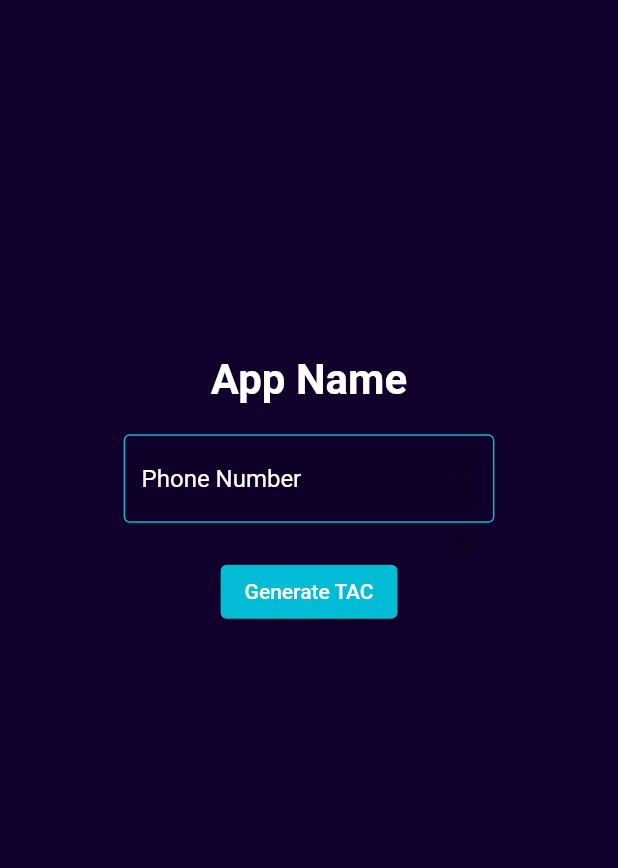
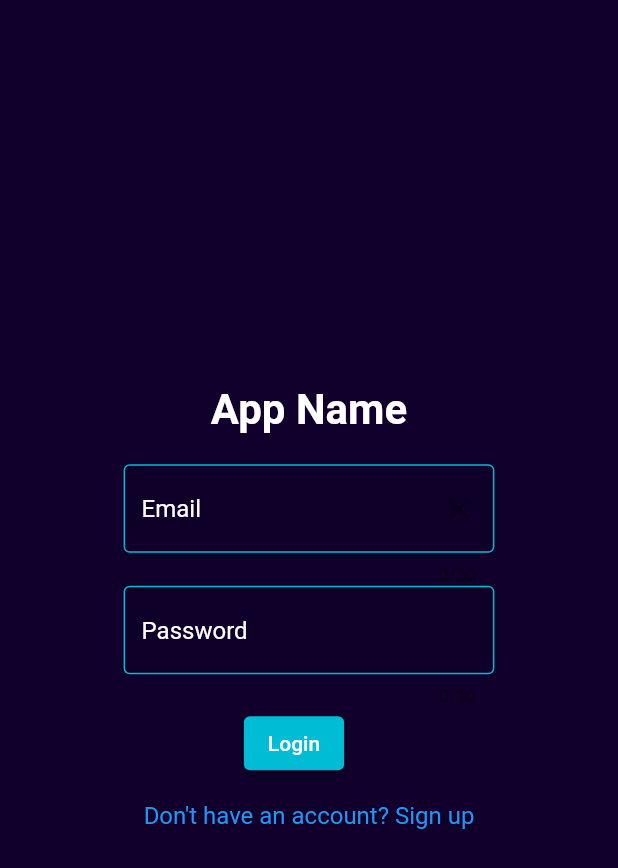
Before and after one commit to ChengCK18/parker-flutter, a Flutter app: the screen it shows after launch, on a phone screen of 412 x 824 dp. Shown: the top 868 px of the screen. Run offline on Flutter 3.47's test engine with Material 2 defaults, Android fonts, the light colour scheme and no system bars; our stand-ins replace cloud_firestore, firebase_auth, firebase_core; accounts and stored records are empty; generated files the repository leaves out were written again.

Commit message:
Changed from phone-based account to email-based account. Completed sign up page with firebase integration

```diff
--- a/lib/loginPage.dart
+++ b/lib/loginPage.dart
@@ -1,7 +1,8 @@
+import 'package:flutter/services.dart';
 import 'package:flutter/material.dart';
-import 'package:flutter/src/foundation/key.dart';
-import 'package:flutter/src/widgets/framework.dart';
 import 'package:parker/main.dart';
+import 'package:firebase_auth/firebase_auth.dart';
+import 'sign_up_page.dart';
 
 class LoginPage extends StatefulWidget {
   const LoginPage({Key? key}) : super(key: key);
@@ -11,12 +12,25 @@ class LoginPage extends StatefulWidget {
 }
 
 class _LoginPageState extends State<LoginPage> {
+  final emailInputControl = TextEditingController();
   bool dispTac = false;
 
-  void sendTac() {
-    print("Send TAC hereee");
-    dispTac = true;
-    setState(() {});
+  FirebaseAuth auth = FirebaseAuth.instance;
+
+  void loginVerification() {
+    print("Verify hereeee ${emailInputControl.text}");
+    Navigator.push(
+      context,
+      MaterialPageRoute(
+          builder: (context) => const MyHomePage(title: "The number here")),
+    );
+  }
+
+  void signUp() {
+    Navigator.push(
+      context,
+      MaterialPageRoute(builder: (context) => const SignUpPage()),
+    );
   }
 
   @override
@@ -29,8 +43,8 @@ class _LoginPageState extends State<LoginPage> {
             child: Column(
               mainAxisAlignment: MainAxisAlignment.center,
               children: [
-                Padding(
-                  padding: const EdgeInsets.only(bottom: 20),
+                const Padding(
+                  padding: EdgeInsets.only(bottom: 20),
                   child: Text(
                     "App Name",
                     style: TextStyle(fontSize: 28, fontWeight: FontWeight.bold),
@@ -40,55 +54,37 @@ class _LoginPageState extends State<LoginPage> {
                   width: MediaQuery.of(context).size.width * 0.6,
                   child: TextFormField(
                     maxLength: 30,
-                    controller: null,
+                    controller: emailInputControl,
                     textAlign: TextAlign.center,
-                    style: TextStyle(color: Colors.white),
+                    style: const TextStyle(color: Colors.white),
                     decoration: InputDecoration(
                       suffixIcon: IconButton(
                         onPressed: () {},
-                        icon: Icon(Icons.clear),
+                        icon: const Icon(Icons.clear),
                       ),
                       filled: true,
                       alignLabelWithHint: true,
-                      enabledBorder: OutlineInputBorder(
+                      enabledBorder: const OutlineInputBorder(
                         borderSide: BorderSide(color: Colors.cyan),
                       ),
                       //[focusedBorder], displayed when [TextField, InputDecorator.isFocused] is true
-                      focusedBorder: OutlineInputBorder(
+                      focusedBorder: const OutlineInputBorder(
                         borderSide: BorderSide(color: Colors.cyan),
                       ),
 
-                      labelText: 'Phone Number',
+                      labelText: 'Email',
                       labelStyle: TextStyle(color: Colors.white),
                     ),
                   ),
                 ),
-                Padding(
-                  padding: const EdgeInsets.only(bottom: 20),
-                  child: ElevatedButton(
-                    child: Text(
-                      "Generate TAC",
-                      style: TextStyle(fontSize: 14),
-                    ),
-                    onPressed: sendTac,
-                    style: ElevatedButton.styleFrom(
-                      primary: Colors.cyan, // background
-                      onPrimary: Colors.white, // foreground
-                    ),
-                  ),
-                ),
-                Visibility(
-                  maintainSize: true,
-                  maintainAnimation: true,
-                  maintainState: true,
-                  visible: dispTac,
-                  child: SizedBox(
+                SizedBox(
                   width: MediaQuery.of(context).size.width * 0.6,
                   child: TextFormField(
                     maxLength: 30,
+                    obscureText: true,
                     controller: null,
                     textAlign: TextAlign.center,
-                      style: TextStyle(color: Colors.white),
+                    style: const TextStyle(color: Colors.white),
                     decoration: const InputDecoration(
                       filled: true,
                       alignLabelWithHint: true,
@@ -100,39 +96,37 @@ class _LoginPageState extends State<LoginPage> {
                         borderSide: BorderSide(color: Colors.cyan),
                       ),
 
-                        labelText: 'TAC Code',
+                      labelText: 'Password',
                       labelStyle: TextStyle(color: Colors.white),
                     ),
                   ),
                 ),
-                ),
-                Visibility(
-                  maintainSize: true,
-                  maintainAnimation: true,
-                  maintainState: true,
-                  visible: dispTac,
-                  child: Padding(
-                    padding: const EdgeInsets.only(bottom: 20),
+                Padding(
+                  padding: const EdgeInsets.only(right: 20),
                   child: ElevatedButton(
-                      child: Text(
-                        "Login",
-                        style: TextStyle(fontSize: 14),
-                      ),
                     onPressed: () {
-                        Navigator.push(
-                          context,
-                          MaterialPageRoute(
-                              builder: (context) =>
-                                  const MyHomePage(title: "The number here")),
-                        );
+                      loginVerification();
                     },
                     style: ElevatedButton.styleFrom(
                       primary: Colors.cyan, // background
                       onPrimary: Colors.white, // foreground
                     ),
+                    child: const Text(
+                      "Login",
+                      style: TextStyle(fontSize: 14),
                     ),
                   ),
                 ),
+                Center(
+                    child: TextButton(
+                  style: TextButton.styleFrom(
+                    textStyle: const TextStyle(fontSize: 16),
+                  ),
+                  onPressed: () {
+                    signUp();
+                  },
+                  child: const Text('Don\'t have an account? Sign up'),
+                ))
               ],
             ),
           )),
@@ -141,18 +135,3 @@ class _LoginPageState extends State<LoginPage> {
     );
   }
 }
-
-/**
- * ElevatedButton(
-        onPressed: () {
-          print('addddd');
-        },
-        child: Icon(Icons.app_registration_rounded, color: Colors.white),
-        style: ElevatedButton.styleFrom(
-          shape: CircleBorder(),
-          padding: EdgeInsets.all(12),
-          primary: Colors.cyan, // <-- Button color
-          onPrimary: Colors.white, // <-- Splash color
-        ),
-      )
- */
--- a/lib/personal_vehicle_reg_field.dart
+++ b/lib/personal_vehicle_reg_field.dart
@@ -12,7 +12,7 @@ class PersonalVehicleRegField extends StatefulWidget {
 }
 
 class _PersonalVehicleRegFieldState extends State<PersonalVehicleRegField> {
-  final personalVehicleNumPlateControl = TextEditingController(text: "None0");
+  final personalVehicleNumPlateControl = TextEditingController(text: "None");
 
   CollectionReference vechicle = FirebaseFirestore.instance.collection('users');
 
```
Also changed, not shown: lib/sign_up_page.dart (added, +279 -0 lines). Lines whose indentation alone changed are shown as unchanged.
